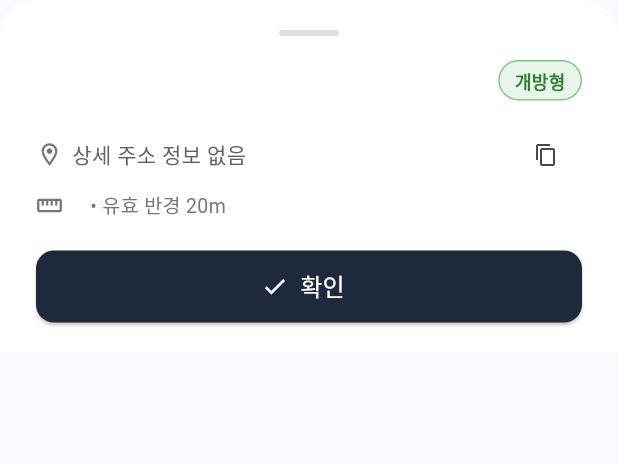
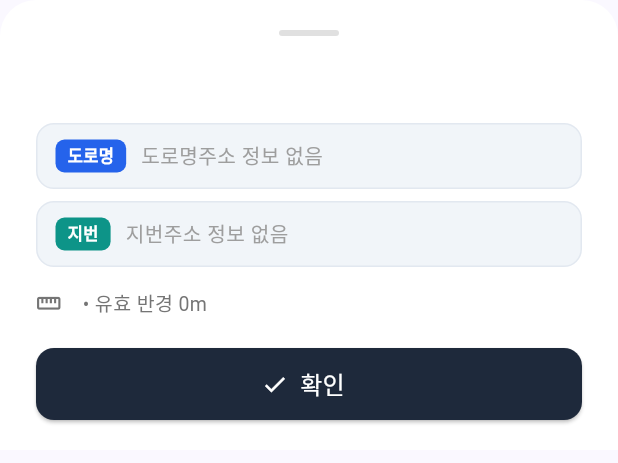
Before and after one commit to jinhwan12345/smoke, a Flutter app: the AreaDetailSheet widget shown alone on an empty page, opened directly with empty values, on a phone screen of 412 x 824 dp. Shown: the top 463 px of the screen. Run offline on Flutter 3.47's test engine with Material 3 defaults, Android fonts, the phone set to English and light mode, and no system bars; our stand-ins replace flutter_map, geolocator, latlong2, permission_handler; network calls fail; Roboto replaces fonts that are missing (Pretendard).

Commit message:
feat: Restructure DB schema to 8 fields and support both road and lot addresses in UI

```diff
--- a/lib/models/smoking_area.dart
+++ b/lib/models/smoking_area.dart
@@ -2,45 +2,53 @@ import 'dart:math' as math;
 
 class SmokingArea {
   final String id;
-  final String name;        // area_nm
-  final String address;     // rdnmadr or lnmadr
-  final double latitude;    // latitude
-  final double longitude;   // longitude
-  final double radius;      // area_ar (면적 기반 계산 또는 기본 20m)
-  final String type;        // area_se
-  final String description; // area_desc
-  final String? instNm;     // inst_nm (관리기관)
-  final String? fcltyKnd;   // fclty_knd
+  final String name;          // area_nm (흡연구역명)
+  final double areaAr;        // area_ar (면적 ㎡)
+  final double latitude;      // latitude (위도)
+  final double longitude;     // longitude (경도)
+  final String lotAddress;    // lnmadr (지번주소)
+  final String roadAddress;   // rdnmadr (도로명주소)
+  final String refDate;       // ref_date (데이터 기준일자)
+  final double radius;        // 면적 기반 유효 반경(m)
 
   SmokingArea({
     required this.id,
     required this.name,
-    required this.address,
+    required this.areaAr,
     required this.latitude,
     required this.longitude,
-    this.radius = 20.0,
-    this.type = '개방형',
-    this.description = '',
-    this.instNm,
-    this.fcltyKnd,
+    required this.lotAddress,
+    required this.roadAddress,
+    required this.refDate,
+    required this.radius,
   });
 
+  // 대표 주소 (도로명 우선, 없으면 지번)
+  String get address {
+    if (roadAddress.isNotEmpty) return roadAddress;
+    if (lotAddress.isNotEmpty) return lotAddress;
+    return '주소 정보 없음';
+  }
+
+  bool get hasRoadAddress => roadAddress.trim().isNotEmpty;
+  bool get hasLotAddress => lotAddress.trim().isNotEmpty;
+
   factory SmokingArea.fromJson(Map<String, dynamic> json) {
-    // 새로운 공공데이터 표준 컬럼 매핑
     final name = json['area_nm']?.toString() ?? json['name']?.toString() ?? '지정 흡연구역';
-    final address = json['rdnmadr']?.toString() ?? json['lnmadr']?.toString() ?? json['address']?.toString() ?? '';
-    final type = json['area_se']?.toString() ?? json['type']?.toString() ?? '흡연구역';
-    final desc = json['area_desc']?.toString() ?? json['description']?.toString() ?? '';
-    final inst = json['inst_nm']?.toString();
-    final fclty = json['fclty_knd']?.toString();
+    final lotAddr = json['lnmadr']?.toString() ?? '';
+    final roadAddr = json['rdnmadr']?.toString() ?? json['address']?.toString() ?? '';
+    final refDate = json['ref_date']?.toString() ?? '';
 
-    // 면적(area_ar)으로부터 반경 계산
+    // 면적(area_ar) 파싱
+    double ar = 0.0;
+    if (json['area_ar'] != null) {
+      ar = (json['area_ar'] as num).toDouble();
+    }
+
+    // 면적 기반 반경 계산 (최소 8m ~ 최대 30m, 기본 20m)
     double rad = 20.0;
-    if (json['area_ar'] != null) {
-      double ar = (json['area_ar'] as num).toDouble();
-      if (ar > 0) {
-        rad = (math.sqrt(ar / math.pi) * 2).clamp(8.0, 30.0);
-      }
+    if (ar > 0) {
+      rad = (math.sqrt(ar / math.pi) * 2).clamp(8.0, 30.0);
     } else if (json['radius'] != null) {
       rad = (json['radius'] as num).toDouble();
     }
@@ -48,14 +56,13 @@ class SmokingArea {
     return SmokingArea(
       id: json['id']?.toString() ?? '',
       name: name,
-      address: address,
+      areaAr: ar,
       latitude: (json['latitude'] as num).toDouble(),
       longitude: (json['longitude'] as num).toDouble(),
+      lotAddress: lotAddr,
+      roadAddress: roadAddr,
+      refDate: refDate,
       radius: rad,
-      type: type,
-      description: desc,
-      instNm: inst,
-      fcltyKnd: fclty,
     );
   }
 
@@ -63,13 +70,12 @@ class SmokingArea {
     return {
       'id': id,
       'area_nm': name,
-      'rdnmadr': address,
+      'area_ar': areaAr,
       'latitude': latitude,
       'longitude': longitude,
-      'area_se': type,
-      'area_desc': description,
-      'inst_nm': instNm,
-      'fclty_knd': fcltyKnd,
+      'lnmadr': lotAddress,
+      'rdnmadr': roadAddress,
+      'ref_date': refDate,
     };
   }
 }
--- a/lib/screens/map_screen.dart
+++ b/lib/screens/map_screen.dart
@@ -493,7 +493,7 @@ class _MapScreenState extends State<MapScreen> with SingleTickerProviderStateMix
                         Text(area.address, style: TextStyle(color: Colors.grey[600], fontSize: 12)),
                         const SizedBox(height: 2),
                         Text(
-                          '${dist.toInt()}m 거리 • ${area.type}',
+                          '${dist.toInt()}m 거리 • 반경 ${area.radius.toInt()}m',
                           style: const TextStyle(
                             color: Color(0xFF2563EB),
                             fontWeight: FontWeight.w600,
--- a/lib/widgets/area_detail_sheet.dart
+++ b/lib/widgets/area_detail_sheet.dart
@@ -12,8 +12,22 @@ class AreaDetailSheet extends StatelessWidget {
     this.distanceInMeters,
   });
 
+  void _copyToClipboard(BuildContext context, String text, String label) {
+    Clipboard.setData(ClipboardData(text: text));
+    ScaffoldMessenger.of(context).showSnackBar(
+      SnackBar(
+        content: Text('$label(이)가 클립보드에 복사되었습니다.'),
+        duration: const Duration(seconds: 2),
+        behavior: SnackBarBehavior.floating,
+      ),
+    );
+  }
+
   @override
   Widget build(BuildContext context) {
+    final roadAddr = area.hasRoadAddress ? area.roadAddress : '도로명주소 정보 없음';
+    final lotAddr = area.hasLotAddress ? area.lotAddress : '지번주소 정보 없음';
+
     return Container(
       decoration: const BoxDecoration(
         color: Colors.white,
@@ -37,7 +51,7 @@ class AreaDetailSheet extends StatelessWidget {
           ),
           const SizedBox(height: 16),
 
-          // 제목 및 태그
+          // 제목 및 면적 정보
           Row(
             crossAxisAlignment: CrossAxisAlignment.start,
             children: [
@@ -51,6 +65,7 @@ class AreaDetailSheet extends StatelessWidget {
                   ),
                 ),
               ),
+              if (area.areaAr > 0)
                 Container(
                   padding: const EdgeInsets.symmetric(horizontal: 10, vertical: 4),
                   decoration: BoxDecoration(
@@ -59,7 +74,7 @@ class AreaDetailSheet extends StatelessWidget {
                     border: Border.all(color: const Color(0xFF81C784)),
                   ),
                   child: Text(
-                  area.type,
+                    '면적 ${area.areaAr.toInt()}㎡',
                     style: const TextStyle(
                       color: Color(0xFF2E7D32),
                       fontSize: 12,
@@ -69,65 +84,135 @@ class AreaDetailSheet extends StatelessWidget {
                 ),
             ],
           ),
-          const SizedBox(height: 12),
+          const SizedBox(height: 16),
 
-          // 주소
-          Row(
+          // 1. 도로명 주소 카드
+          Container(
+            padding: const EdgeInsets.symmetric(horizontal: 12, vertical: 10),
+            decoration: BoxDecoration(
+              color: const Color(0xFFF1F5F9),
+              borderRadius: BorderRadius.circular(12),
+              border: Border.all(color: const Color(0xFFE2E8F0)),
+            ),
+            child: Row(
+              crossAxisAlignment: CrossAxisAlignment.center,
               children: [
-              Icon(Icons.location_on_outlined, size: 18, color: Colors.grey[600]),
-              const SizedBox(width: 6),
+                Container(
+                  padding: const EdgeInsets.symmetric(horizontal: 8, vertical: 3),
+                  decoration: BoxDecoration(
+                    color: const Color(0xFF2563EB),
+                    borderRadius: BorderRadius.circular(6),
+                  ),
+                  child: const Text(
+                    '도로명',
+                    style: TextStyle(
+                      color: Colors.white,
+                      fontSize: 11,
+                      fontWeight: FontWeight.bold,
+                    ),
+                  ),
+                ),
+                const SizedBox(width: 10),
                 Expanded(
                   child: Text(
-                  area.address.isEmpty ? '상세 주소 정보 없음' : area.address,
-                  style: TextStyle(fontSize: 14, color: Colors.grey[700]),
+                    roadAddr,
+                    style: TextStyle(
+                      fontSize: 13.5,
+                      color: area.hasRoadAddress ? const Color(0xFF1E293B) : Colors.grey[500],
+                      fontWeight: FontWeight.w500,
                     ),
                   ),
+                ),
+                if (area.hasRoadAddress)
                   IconButton(
-                icon: const Icon(Icons.copy, size: 16),
-                tooltip: '주소 복사',
-                onPressed: () {
-                  Clipboard.setData(ClipboardData(text: area.address));
-                  ScaffoldMessenger.of(context).showSnackBar(
-                    const SnackBar(content: Text('주소가 클립보드에 복사되었습니다.')),
-                  );
-                },
+                    icon: const Icon(Icons.copy, size: 16, color: Color(0xFF64748B)),
+                    tooltip: '도로명주소 복사',
+                    constraints: const BoxConstraints(),
+                    padding: const EdgeInsets.all(6),
+                    onPressed: () => _copyToClipboard(context, area.roadAddress, '도로명주소'),
                   ),
               ],
             ),
+          ),
+          const SizedBox(height: 8),
 
-          // 거리 & 유효 반경
+          // 2. 지번 주소 카드
+          Container(
+            padding: const EdgeInsets.symmetric(horizontal: 12, vertical: 10),
+            decoration: BoxDecoration(
+              color: const Color(0xFFF1F5F9),
+              borderRadius: BorderRadius.circular(12),
+              border: Border.all(color: const Color(0xFFE2E8F0)),
+            ),
+            child: Row(
+              crossAxisAlignment: CrossAxisAlignment.center,
+              children: [
+                Container(
+                  padding: const EdgeInsets.symmetric(horizontal: 8, vertical: 3),
+                  decoration: BoxDecoration(
+                    color: const Color(0xFF0D9488),
+                    borderRadius: BorderRadius.circular(6),
+                  ),
+                  child: const Text(
+                    '지번',
+                    style: TextStyle(
+                      color: Colors.white,
+                      fontSize: 11,
+                      fontWeight: FontWeight.bold,
+                    ),
+                  ),
+                ),
+                const SizedBox(width: 10),
+                Expanded(
+                  child: Text(
+                    lotAddr,
+                    style: TextStyle(
+                      fontSize: 13.5,
+                      color: area.hasLotAddress ? const Color(0xFF1E293B) : Colors.grey[500],
+                      fontWeight: FontWeight.w500,
+                    ),
+                  ),
+                ),
+                if (area.hasLotAddress)
+                  IconButton(
+                    icon: const Icon(Icons.copy, size: 16, color: Color(0xFF64748B)),
+                    tooltip: '지번주소 복사',
+                    constraints: const BoxConstraints(),
+                    padding: const EdgeInsets.all(6),
+                    onPressed: () => _copyToClipboard(context, area.lotAddress, '지번주소'),
+                  ),
+              ],
+            ),
+          ),
+          const SizedBox(height: 14),
+
+          // 거리 & 유효 반경 & 기준일자
           Row(
             children: [
-              Icon(Icons.straighten, size: 18, color: Colors.grey[600]),
+              Icon(Icons.straighten, size: 17, color: Colors.grey[600]),
               const SizedBox(width: 6),
               if (distanceInMeters != null)
                 Text(
-                  '현재 위치로부터 ${distanceInMeters!.toInt()}m 거리',
-                  style: const TextStyle(fontSize: 14, fontWeight: FontWeight.w600, color: Colors.blueAccent),
+                  '${distanceInMeters!.toInt()}m 거리',
+                  style: const TextStyle(
+                    fontSize: 13.5,
+                    fontWeight: FontWeight.bold,
+                    color: Color(0xFF2563EB),
                   ),
-              const SizedBox(width: 12),
+                ),
+              const SizedBox(width: 8),
               Text(
                 '• 유효 반경 ${area.radius.toInt()}m',
                 style: TextStyle(fontSize: 13, color: Colors.grey[600]),
               ),
+              const Spacer(),
+              if (area.refDate.isNotEmpty)
+                Text(
+                  '기준일: ${area.refDate}',
+                  style: TextStyle(fontSize: 12, color: Colors.grey[500]),
+                ),
             ],
           ),
-
-          if (area.description.isNotEmpty) ...[
-            const SizedBox(height: 10),
-            Container(
-              width: double.infinity,
-              padding: const EdgeInsets.all(12),
-              decoration: BoxDecoration(
-                color: Colors.grey[100],
-                borderRadius: BorderRadius.circular(8),
-              ),
-              child: Text(
-                area.description,
-                style: TextStyle(fontSize: 13, color: Colors.grey[800]),
-              ),
-            ),
-          ],
 
           const SizedBox(height: 20),
           SizedBox(
--- a/lib/widgets/status_banner.dart
+++ b/lib/widgets/status_banner.dart
@@ -73,7 +73,7 @@ class StatusBanner extends StatelessWidget {
                     const SizedBox(height: 4),
                     if (isInside && currentArea != null)
                       Text(
-                        '${currentArea.name} (${currentArea.type})',
+                        currentArea.name,
                         style: const TextStyle(color: Colors.white70, fontSize: 13),
                         overflow: TextOverflow.ellipsis,
                       )
```
Also changed, not shown: table_schema.txt (added, +36 -0 lines), 1 other file. Lines whose indentation alone changed are shown as unchanged.
